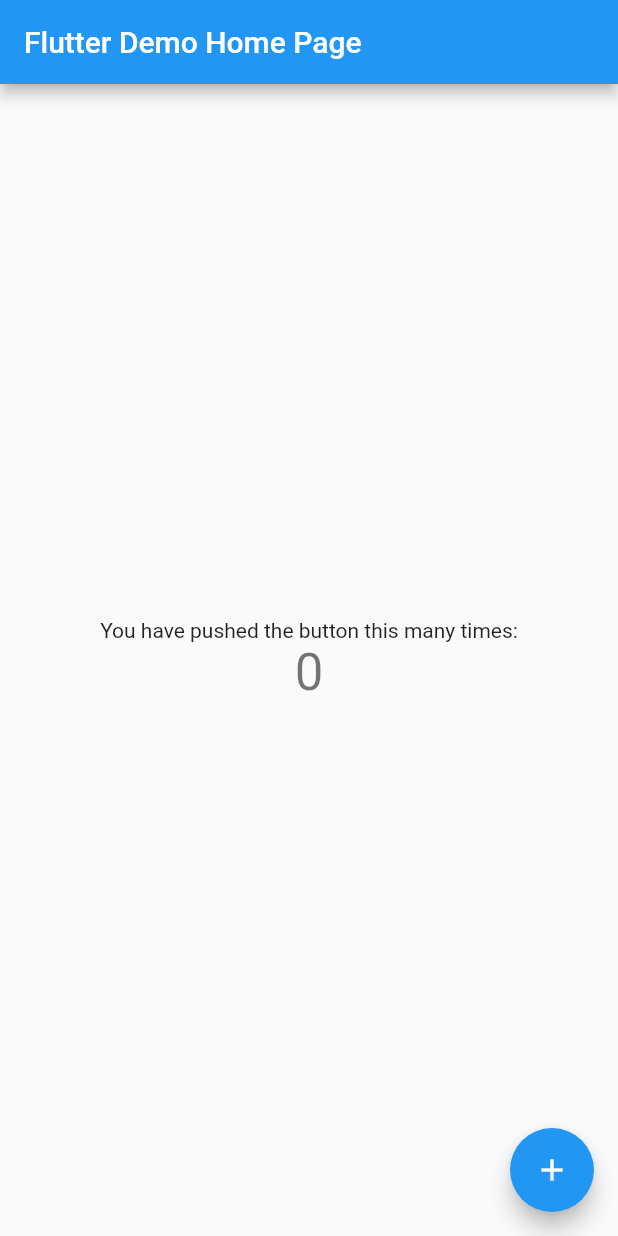
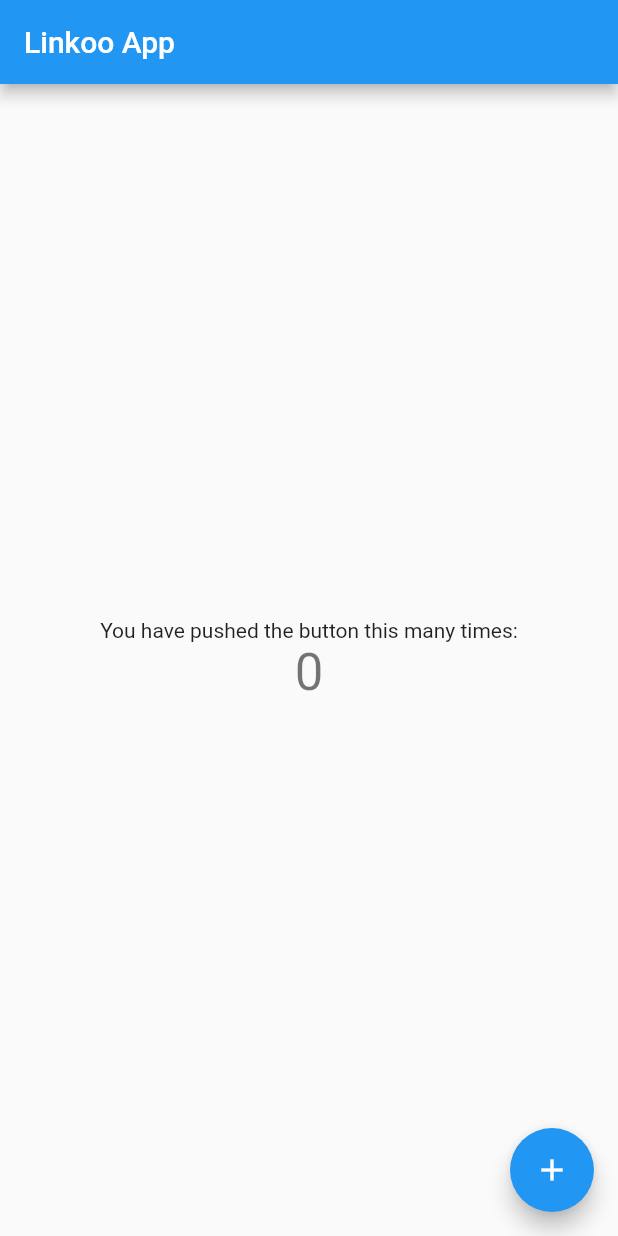
Before and after one commit to jumong9/linkoo_app, a Flutter app: the screen it shows after launch, on a phone screen of 412 x 824 dp. Run offline on Flutter 3.47's test engine with Material 2 defaults, Android fonts, the phone set to English and light mode, and no system bars.

Commit message:
jumong home

```diff
--- a/lib/main.dart
+++ b/lib/main.dart
@@ -22,7 +22,7 @@ class MyApp extends StatelessWidget {
         // is not restarted.
         primarySwatch: Colors.blue,
       ),
-      home: MyHomePage(title: 'Flutter Demo Home Page'),
+      home: MyHomePage(title: 'Linkoo App'),
     );
   }
 }
```
